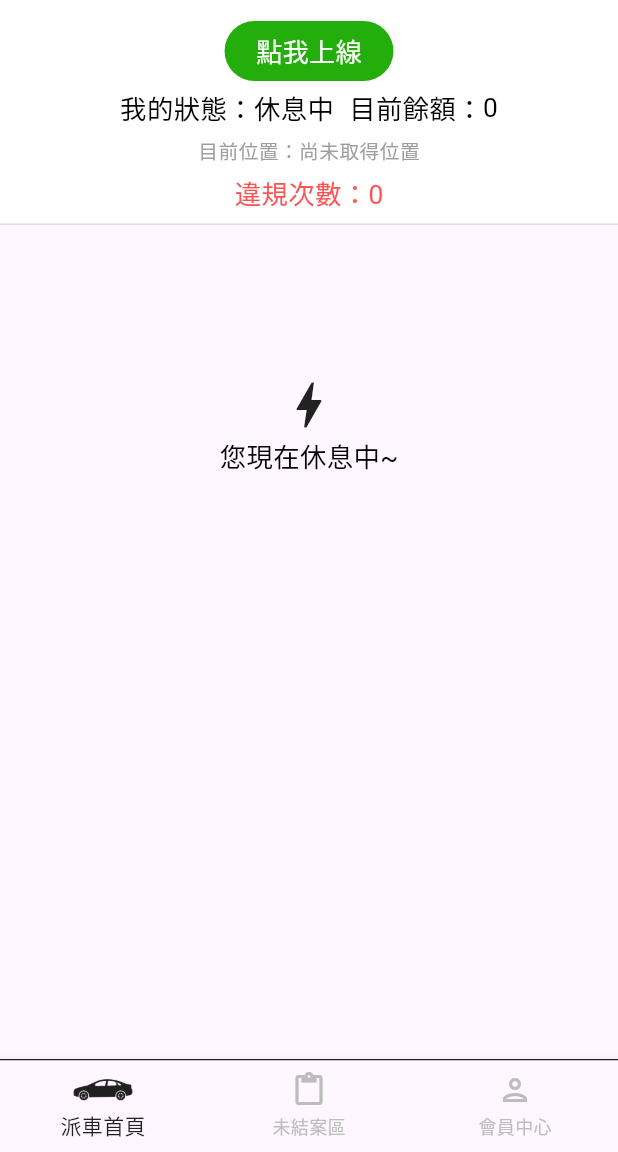
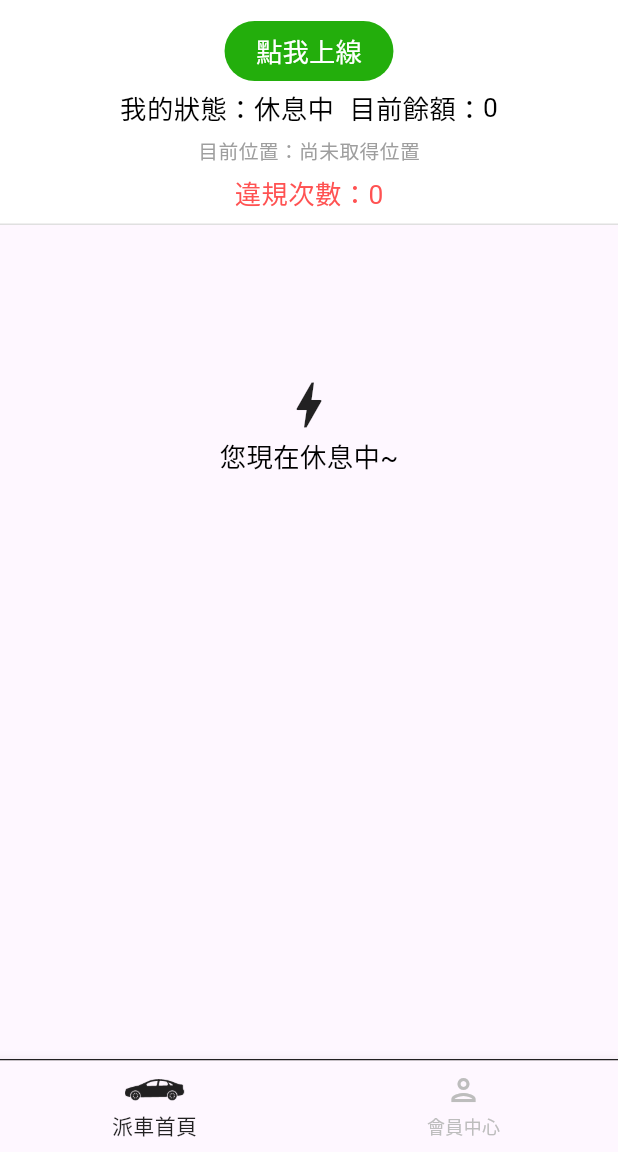
Before and after one commit to KoLichung/flutter_taxi_kaochung_new, a Flutter app: the MyHomePage screen opened by its route, on a phone screen of 412 x 824 dp, the part 84-1236 px from its top. Run offline on Flutter 3.47's test engine with Material 3 defaults, Android fonts, the phone set to English and light mode, and no system bars; our stand-ins replace audioplayers, device_info_plus, firebase_core, firebase_messaging, flutter_local_notifications, font_awesome_flutter and 8 more; missing offline and left inert: amplify_auth_cognito, amplify_flutter, amplify_storage_s3, aws_common, dart:ffi, flutter_background_geolocation and 2 more; accounts and stored records are empty; network calls fail.

Commit message:
newest push

```diff
--- a/lib/main.dart
+++ b/lib/main.dart
@@ -13,7 +13,6 @@ import 'package:flutter_taxi_chinghsien/pages/member/money_record.dart';
 import 'package:flutter_taxi_chinghsien/pages/member/my_account_page.dart';
 import 'package:flutter_taxi_chinghsien/pages/task/disclosure_dialog.dart';
 import 'package:flutter_taxi_chinghsien/pages/task/home_page.dart';
-import 'package:flutter_taxi_chinghsien/pages/task/open_case_page.dart';
 import 'package:geolocator/geolocator.dart';
 import 'package:provider/provider.dart';
 import 'package:flutter_background_geolocation/flutter_background_geolocation.dart' as bg;
@@ -389,21 +388,9 @@ class _MyHomePageState extends State<MyHomePage> {
           currentIndex: _selectedIndex,
           // onTap: _onItemTapped,
           onTap: (int index) {
-            // if(index == 1){
-            //   Navigator.of(context).push(
-            //     MaterialPageRoute(builder: (context) => const OpenCasePage()),
-            //   );
-            // }else {
               setState(() {
-                var userModel = context.read<UserModel>();
-                if (index == 1 && userModel.isOnline == false){
-                  _selectedIndex = 0;
-                  ScaffoldMessenger.of(context)..removeCurrentSnackBar()..showSnackBar(const SnackBar(content: Text('先上線才能到未結案區！')));
-                }else {
-                  _selectedIndex = index;
-                }
+                _selectedIndex = index;
               });
-            // }
           },
           items: <BottomNavigationBarItem>[
             BottomNavigationBarItem(
@@ -411,7 +398,6 @@ class _MyHomePageState extends State<MyHomePage> {
                 icon: Image.asset('images/24h_tab_icon.png',height: 25,width: 40,),
                 activeIcon:Image.asset('images/24h_tab_icon_selected.png',height: 25,width: 40,),
                 label: "派車首頁"),
-            const BottomNavigationBarItem(icon: Icon(Icons.content_paste), label: '未結案區'),
             const BottomNavigationBarItem(icon: Icon(Icons.person_outlined), label: '會員中心'),
           ],
         ),
@@ -422,15 +408,7 @@ class _MyHomePageState extends State<MyHomePage> {
   pageCaller(int index){
     switch (index){
       case 0 : { return const HomePage();}
-      case 1: {
-        var userModel = context.read<UserModel>();
-        if(userModel.isOnline) {
-          return const OpenCasePage();
-        }else{
-          return const HomePage();
-        }
-      }
-      case 2 : { return const MyAccountPage();}
+      case 1 : { return const MyAccountPage();}
     }
   }
 
--- a/pubspec.yaml
+++ b/pubspec.yaml
@@ -15,7 +15,7 @@ publish_to: 'none' # Remove this line if you wish to publish to pub.dev
 # In iOS, build-name is used as CFBundleShortVersionString while build-number used as CFBundleVersion.
 # Read more about iOS versioning at
 # https://developer.apple.com/library/archive/documentation/General/Reference/InfoPlistKeyReference/Articles/CoreFoundationKeys.html
-version: 1.0.8+9
+version: 1.0.77+78
 
 environment:
   sdk: ">=2.16.1 <3.0.0"
```
Also changed, not shown: 1 other file.
